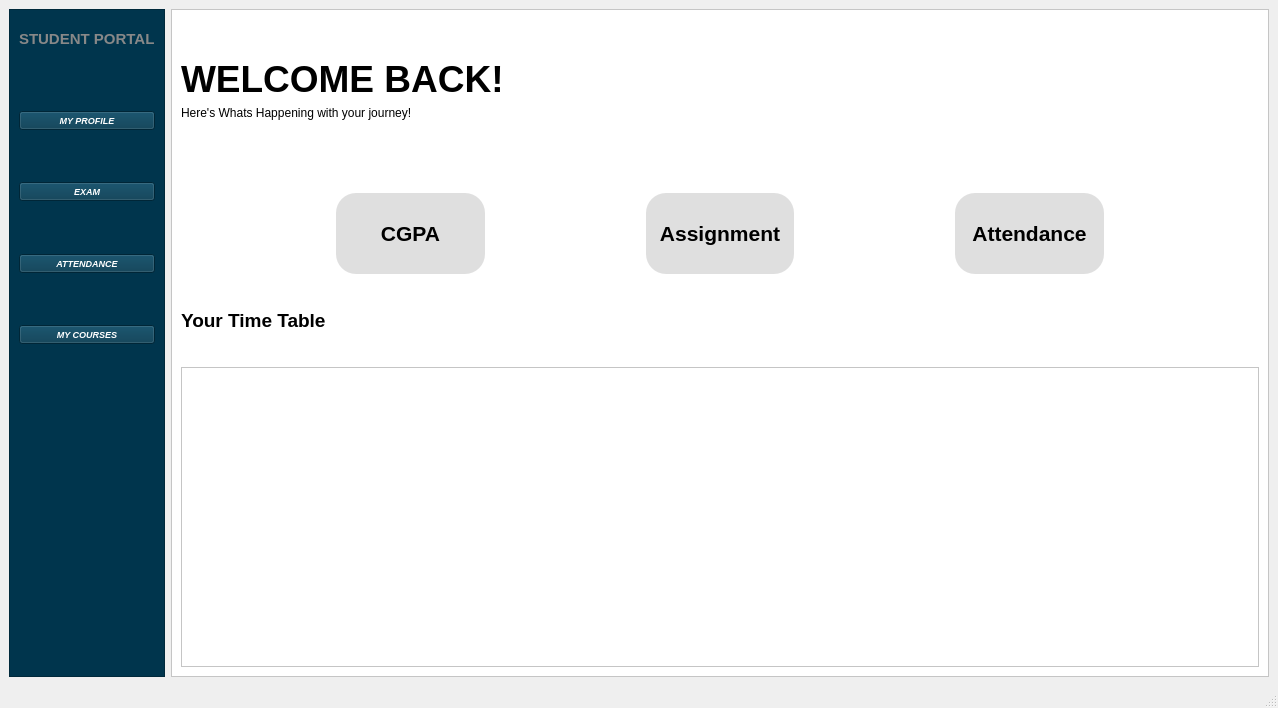
Above: studentportal.ui from Hasnain935/AMS before the change. Below: the same form after it.
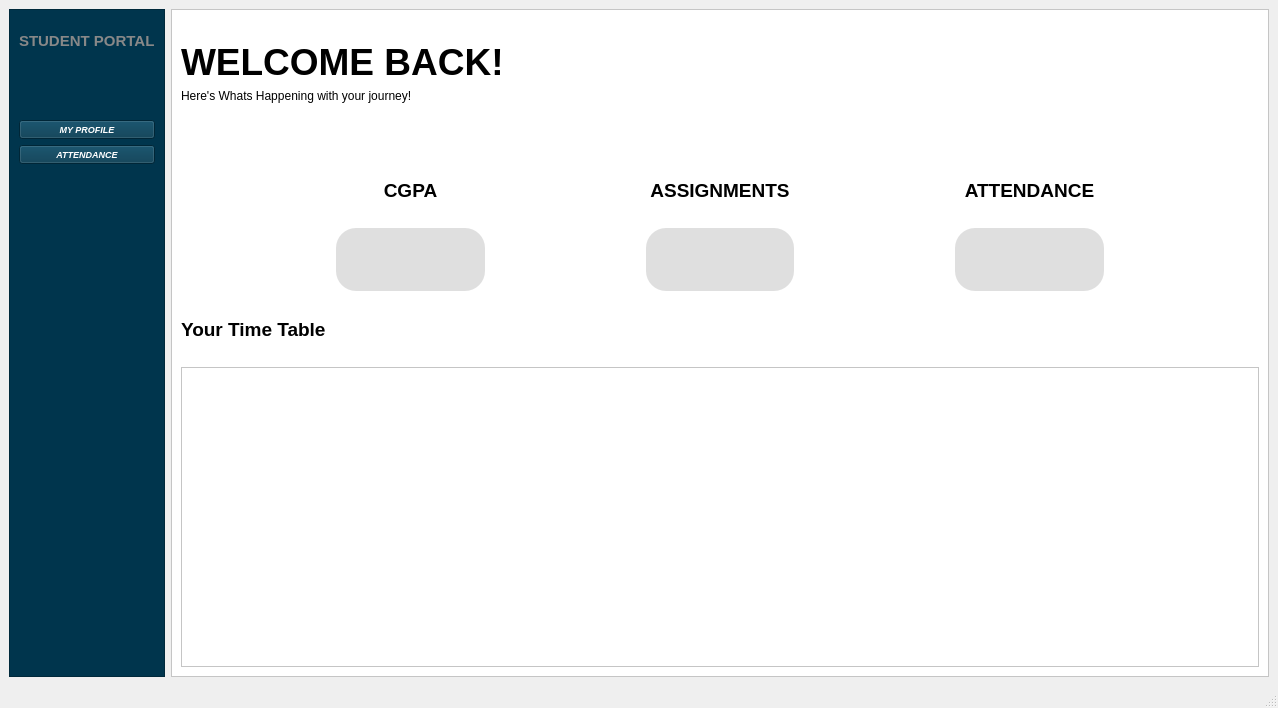
That is the form after the change.

```diff
--- a/studentportal.ui
+++ b/studentportal.ui
@@ -78,38 +78,6 @@
          </property>
         </widget>
        </item>
-       <item>
-        <widget class="QLabel" name="label_3">
-         <property name="text">
-          <string/>
-         </property>
-        </widget>
-       </item>
-       <item>
-        <widget class="QPushButton" name="pushButton_2">
-         <property name="font">
-          <font>
-           <pointsize>7</pointsize>
-           <italic>true</italic>
-           <bold>true</bold>
-          </font>
-         </property>
-         <property name="styleSheet">
-          <string notr="true">background-color: rgb(0,53,77);
-color:rgb(255, 255, 255)</string>
-         </property>
-         <property name="text">
-          <string>EXAM</string>
-         </property>
-        </widget>
-       </item>
-       <item>
-        <widget class="QLabel" name="label_8">
-         <property name="text">
-          <string/>
-         </property>
-        </widget>
-       </item>
        <item>
         <widget class="QPushButton" name="pushButton_3">
          <property name="font">
@@ -128,6 +96,20 @@
          </property>
         </widget>
        </item>
+       <item>
+        <widget class="QLabel" name="label_3">
+         <property name="text">
+          <string/>
+         </property>
+        </widget>
+       </item>
+       <item>
+        <widget class="QLabel" name="label_8">
+         <property name="text">
+          <string/>
+         </property>
+        </widget>
+       </item>
        <item>
         <widget class="QLabel" name="label_11">
          <property name="text">
@@ -135,24 +117,6 @@
          </property>
         </widget>
        </item>
-       <item>
-        <widget class="QPushButton" name="pushButton_4">
-         <property name="font">
-          <font>
-           <pointsize>7</pointsize>
-           <italic>true</italic>
-           <bold>true</bold>
-          </font>
-         </property>
-         <property name="styleSheet">
-          <string notr="true">background-color: rgb(0,53,77);
-color:rgb(255, 255, 255)</string>
-         </property>
-         <property name="text">
-          <string>MY COURSES</string>
-         </property>
-        </widget>
-       </item>
        <item>
         <widget class="QLabel" name="label_4">
          <property name="text">
@@ -243,6 +207,86 @@
          </property>
         </widget>
        </item>
+       <item>
+        <layout class="QHBoxLayout" name="horizontalLayout_3">
+         <item>
+          <widget class="QLabel" name="label_26">
+           <property name="text">
+            <string/>
+           </property>
+          </widget>
+         </item>
+         <item>
+          <widget class="QLabel" name="label_25">
+           <property name="font">
+            <font>
+             <pointsize>14</pointsize>
+             <bold>true</bold>
+            </font>
+           </property>
+           <property name="text">
+            <string>CGPA</string>
+           </property>
+           <property name="alignment">
+            <set>Qt::AlignmentFlag::AlignCenter</set>
+           </property>
+          </widget>
+         </item>
+         <item>
+          <widget class="QLabel" name="label_22">
+           <property name="text">
+            <string/>
+           </property>
+          </widget>
+         </item>
+         <item>
+          <widget class="QLabel" name="label_20">
+           <property name="font">
+            <font>
+             <pointsize>14</pointsize>
+             <bold>true</bold>
+            </font>
+           </property>
+           <property name="text">
+            <string>ASSIGNMENTS</string>
+           </property>
+           <property name="alignment">
+            <set>Qt::AlignmentFlag::AlignCenter</set>
+           </property>
+          </widget>
+         </item>
+         <item>
+          <widget class="QLabel" name="label_13">
+           <property name="text">
+            <string/>
+           </property>
+          </widget>
+         </item>
+         <item>
+          <widget class="QLabel" name="label_14">
+           <property name="font">
+            <font>
+             <pointsize>14</pointsize>
+             <bold>true</bold>
+            </font>
+           </property>
+           <property name="text">
+            <string>ATTENDANCE</string>
+           </property>
+           <property name="alignment">
+            <set>Qt::AlignmentFlag::AlignCenter</set>
+           </property>
+          </widget>
+         </item>
+         <item>
+          <widget class="QLabel" name="label_19">
+           <property name="text">
+            <string/>
+           </property>
+          </widget>
+         </item>
+        </layout>
+       </item>
        <item>
         <layout class="QHBoxLayout" name="horizontalLayout_2">
          <item>
@@ -262,7 +306,7 @@
            </property>
            <property name="font">
             <font>
-             <pointsize>16</pointsize>
+             <pointsize>14</pointsize>
              <bold>true</bold>
             </font>
            </property>
@@ -271,7 +315,7 @@
 background-color: rgb(223, 223, 223);</string>
            </property>
            <property name="text">
-            <string>CGPA</string>
+            <string/>
            </property>
            <property name="alignment">
             <set>Qt::AlignmentFlag::AlignCenter</set>
@@ -295,7 +339,7 @@
            </property>
            <property name="font">
             <font>
-             <pointsize>16</pointsize>
+             <pointsize>14</pointsize>
              <bold>true</bold>
             </font>
            </property>
@@ -304,7 +348,7 @@
 background-color: rgb(223, 223, 223);</string>
            </property>
            <property name="text">
-            <string>Assignment</string>
+            <string/>
            </property>
            <property name="alignment">
             <set>Qt::AlignmentFlag::AlignCenter</set>
@@ -328,7 +372,7 @@
            </property>
            <property name="font">
             <font>
-             <pointsize>16</pointsize>
+             <pointsize>14</pointsize>
              <bold>true</bold>
             </font>
            </property>
@@ -337,7 +381,7 @@
 background-color: rgb(223, 223, 223);</string>
            </property>
            <property name="text">
-            <string>Attendance</string>
+            <string/>
            </property>
            <property name="alignment">
             <set>Qt::AlignmentFlag::AlignCenter</set>
```
